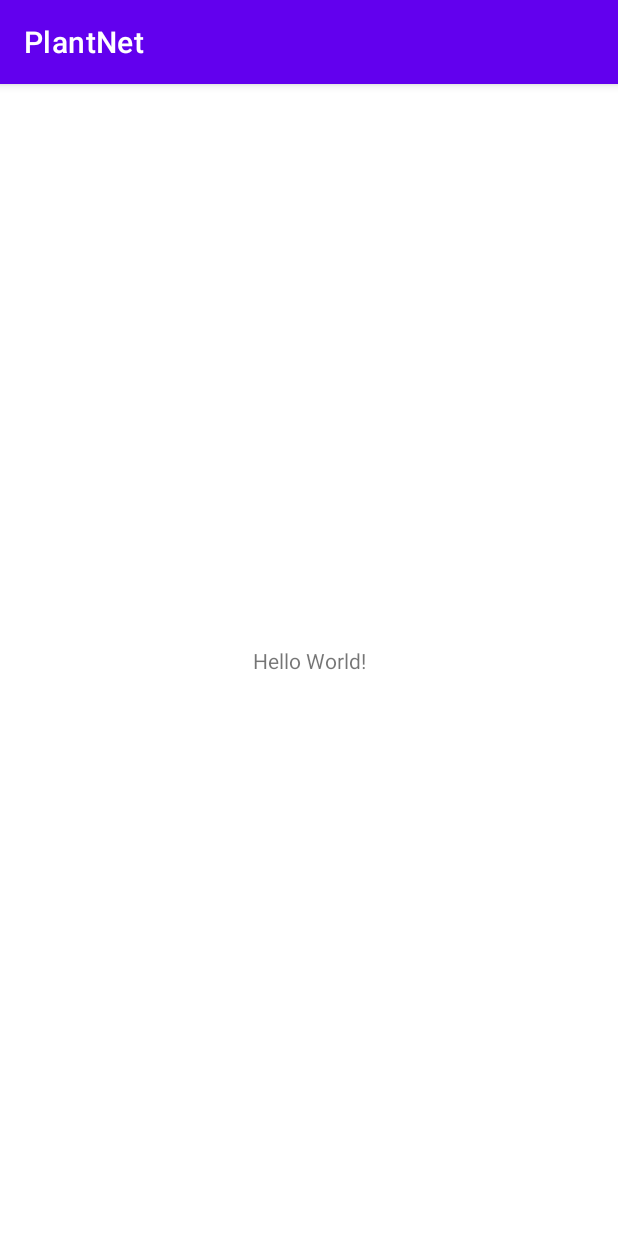
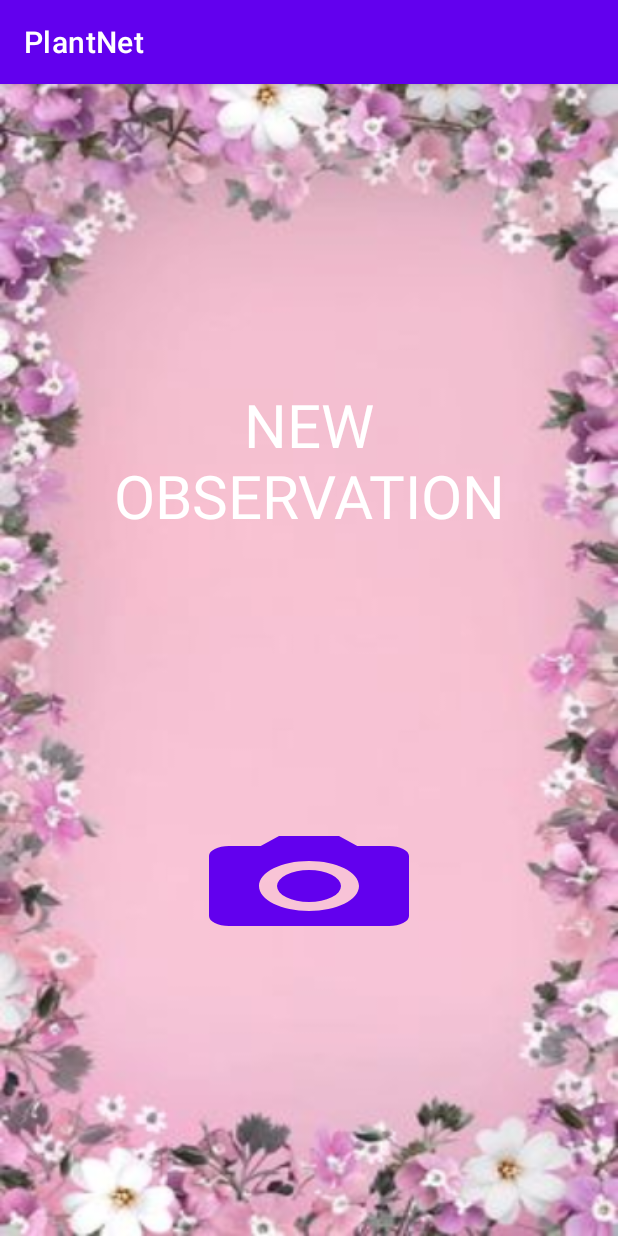
Before and after one commit to sati-khachatryan/PlantNet, an Android app: the screen it shows after launch (MainActivity), on a phone screen of 412 x 824 dp. Run offline under Robolectric (Android 15) with nearby library versions, the phone set to English and light mode, and no system bars.

Commit message:
added camera and text

```diff
--- a/app/src/main/java/com/sati/plantnet/MainActivity.kt
+++ b/app/src/main/java/com/sati/plantnet/MainActivity.kt
@@ -1,11 +1,21 @@
 package com.sati.plantnet
 
+import android.content.Intent
 import androidx.appcompat.app.AppCompatActivity
 import android.os.Bundle
+import android.provider.MediaStore
+import android.view.View
 
 class MainActivity : AppCompatActivity() {
     override fun onCreate(savedInstanceState: Bundle?) {
         super.onCreate(savedInstanceState)
         setContentView(R.layout.activity_main)
     }
+
+    fun clickCamera (view: View) {
+        val intent = Intent((MediaStore.ACTION_IMAGE_CAPTURE))
+        if (intent.resolveActivity(packageManager) != null) {
+            startActivity(intent)
+        }
+    }
 }
--- a/app/src/main/res/drawable/ic_baseline_photo_camera_24.xml
+++ b/app/src/main/res/drawable/ic_baseline_photo_camera_24.xml
@@ -1,4 +1,4 @@
-<vector android:height="24dp" android:tint="#FFA9D9"
+<vector android:height="24dp" android:tint="#EFEBED"
     android:viewportHeight="24" android:viewportWidth="24"
     android:width="24dp" xmlns:android="http://schemas.android.com/apk/res/android">
     <path android:fillColor="@android:color/white" android:pathData="M12,12m-3.2,0a3.2,3.2 0,1 1,6.4 0a3.2,3.2 0,1 1,-6.4 0"/>
--- a/app/src/main/res/layout/activity_main.xml
+++ b/app/src/main/res/layout/activity_main.xml
@@ -4,15 +4,35 @@
     xmlns:tools="http://schemas.android.com/tools"
     android:layout_width="match_parent"
     android:layout_height="match_parent"
+    android:background="@drawable/flower"
     tools:context=".MainActivity">
 
     <TextView
+        android:id="@+id/new_observation"
         android:layout_width="wrap_content"
         android:layout_height="wrap_content"
-        android:text="Hello World!"
+        android:gravity="center"
+        android:text="NEW\nOBSERVATION"
+        android:textColor="@color/white"
+        android:textSize="40sp"
         app:layout_constraintBottom_toBottomOf="parent"
-        app:layout_constraintLeft_toLeftOf="parent"
-        app:layout_constraintRight_toRightOf="parent"
-        app:layout_constraintTop_toTopOf="parent" />
+        app:layout_constraintEnd_toEndOf="parent"
+        app:layout_constraintStart_toStartOf="parent"
+        app:layout_constraintTop_toTopOf="parent"
+        app:layout_constraintVertical_bias="0.3" />
+
+    <Button
+        android:id="@+id/camera"
+        android:layout_width="160dp"
+        android:layout_height="80dp"
+        android:background="@drawable/ic_baseline_photo_camera_24"
+        android:rotationX="0"
+        android:onClick="clickCamera"
+        app:layout_constraintBottom_toBottomOf="parent"
+        app:layout_constraintEnd_toEndOf="parent"
+        app:layout_constraintStart_toStartOf="parent"
+        app:layout_constraintTop_toBottomOf="@id/new_observation" />
+
+
 
 </androidx.constraintlayout.widget.ConstraintLayout>
--- a/app/src/main/res/values/activity_background_background.xml
+++ b/app/src/main/res/values/activity_background_background.xml
@@ -1,4 +1,4 @@
 <?xml version="1.0" encoding="utf-8"?>
 <resources>
-    <color name="activity_background_background">#D5DCD9</color>
+    <color name="activity_background_background">#DC74C3</color>
 </resources>
```
Also changed, not shown: app/src/main/res/mipmap-hdpi/activity_background.png, app/src/main/res/mipmap-hdpi/activity_background_round.png, app/src/main/res/mipmap-mdpi/activity_background.png, app/src/main/res/mipmap-mdpi/activity_background_round.png, app/src/main/res/mipmap-xhdpi/activity_background.png, app/src/main/res/mipmap-xhdpi/activity_background_round.png, app/src/main/res/mipmap-xxhdpi/activity_background.png, app/src/main/res/mipmap-xxhdpi/activity_background_round.png, app/src/main/res/mipmap-xxxhdpi/activity_background.png, app/src/main/res/mipmap-xxxhdpi/activity_background_round.png.
